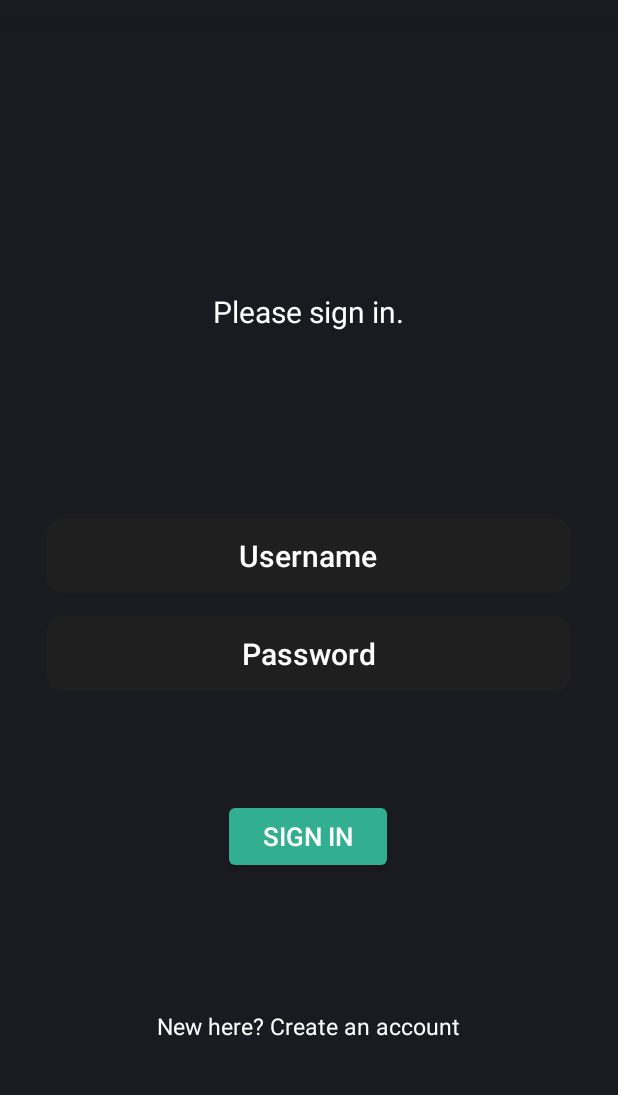
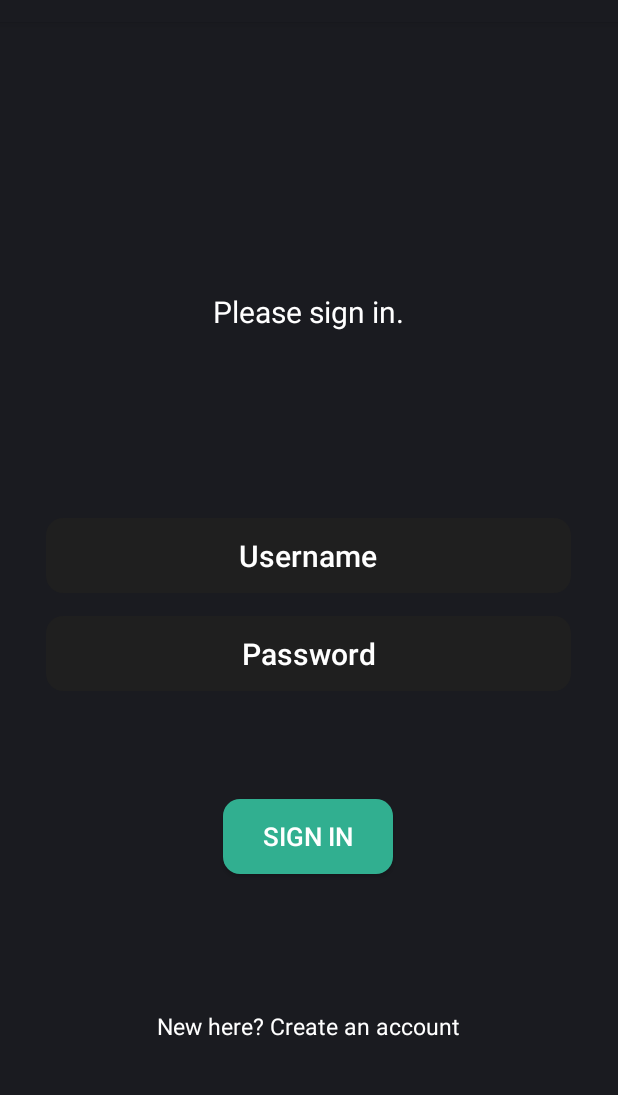
Before and after one commit to SaraZebardast/ExamCram, an Android app: the layout activity_main.xml on its own in the app's theme, with its tools: preview values and no code run, on a phone screen of 412 x 824 dp, the part 62-1157 px from its top. Run offline under Robolectric (Android 15) with nearby library versions, the phone set to English and light mode, and no system bars.

Commit message:
sign in
rounded shape change

```diff
--- a/app/src/main/res/layout/activity_main.xml
+++ b/app/src/main/res/layout/activity_main.xml
@@ -87,6 +87,7 @@
         app:layout_constraintStart_toStartOf="parent"
         app:layout_constraintTop_toTopOf="parent"
         app:layout_constraintVertical_bias="0.721"
-        android:backgroundTint="@color/jungleGreen"/>
+        android:backgroundTint="@color/jungleGreen"
+        android:background="@drawable/roundedbutton"/>
 
 </androidx.constraintlayout.widget.ConstraintLayout>
```
